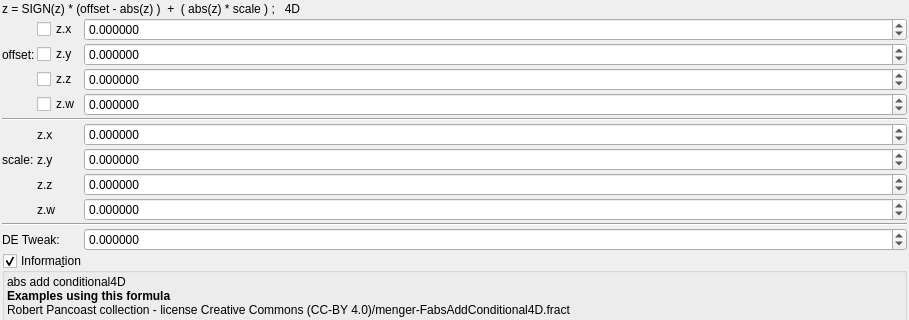
Old version of the form mandelbulber2/formula/ui/transf_abs_add_conditional4d.ui in the repository buddhi1980/mandelbulber2; both pictures show x 0 to 909 and y 0 to 320 of the 909 by 905 pixel window.
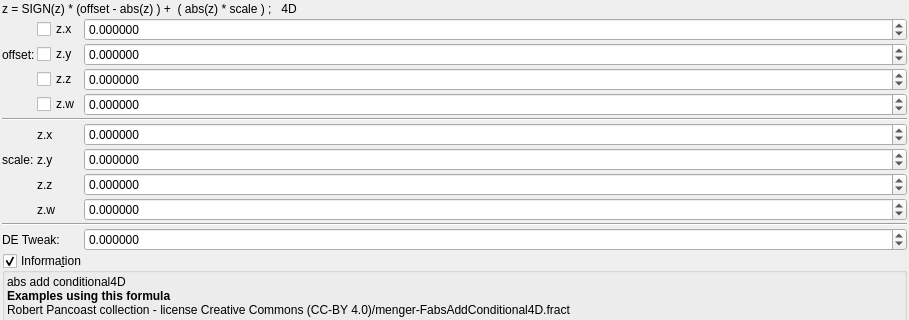
New version of the form. Custom widgets are drawn as their Qt base class.

Patch:
```diff
--- a/mandelbulber2/formula/ui/transf_abs_add_conditional4d.ui
+++ b/mandelbulber2/formula/ui/transf_abs_add_conditional4d.ui
@@ -32,7 +32,7 @@
    <item>
     <widget class="QLabel" name="label_133">
      <property name="text">
-      <string>z = SIGN(z) * (offset - abs(z) )  +  ( abs(z) * scale ) ;   4D</string>
+      <string>z = SIGN(z) * (offset - abs(z) ) +  ( abs(z) * scale ) ;   4D</string>
      </property>
     </widget>
    </item>
```
Left out of the diff: 2 changed lines with no effect on the pictures.
